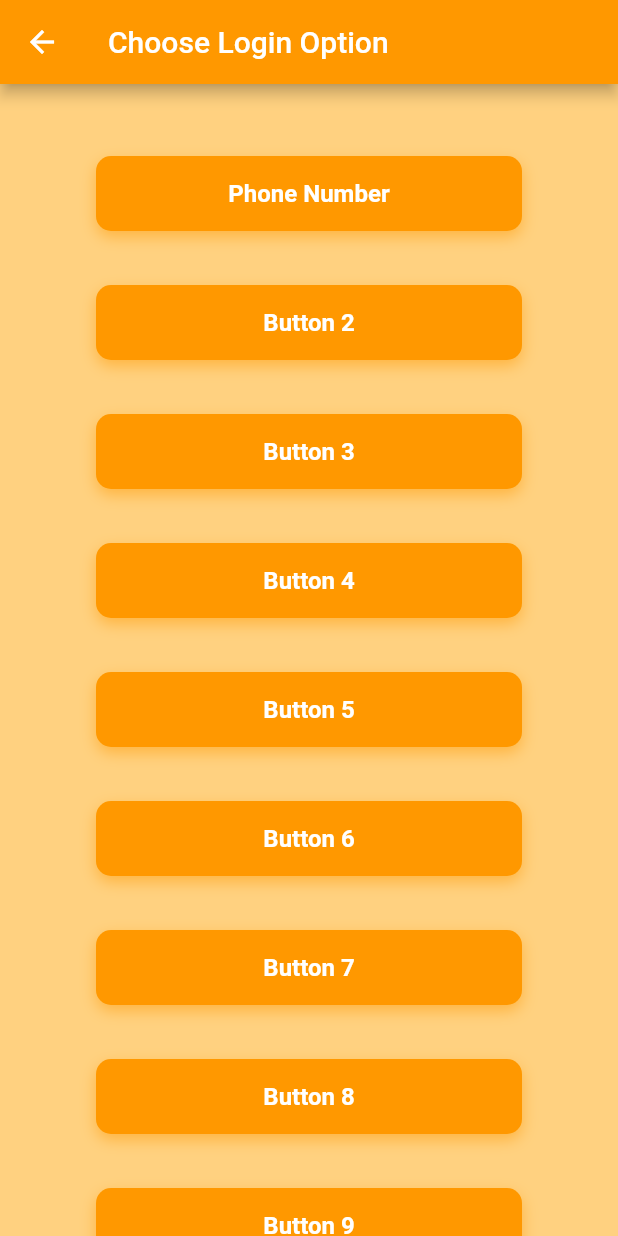
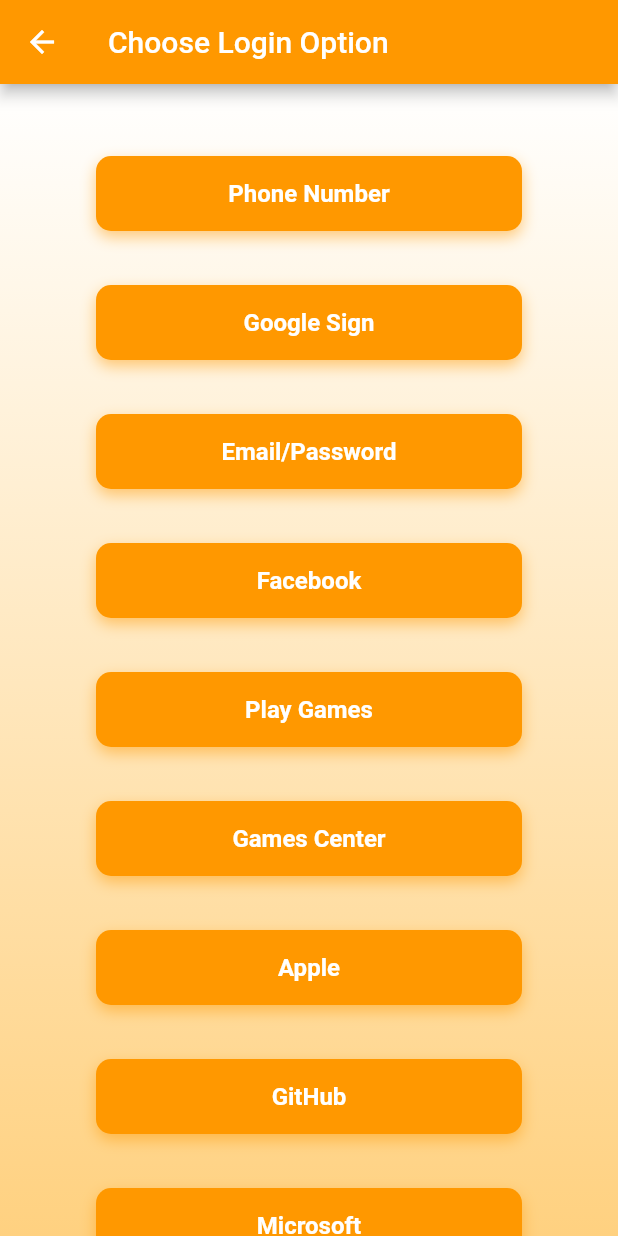
Before and after one commit to itheaks/LoginPage, a Flutter app: the TypeScreen screen opened directly, on a phone screen of 412 x 824 dp. Run offline on Flutter 3.47's test engine with Material 2 defaults, Android fonts, the phone set to English and light mode, and no system bars; our stand-ins replace cloud_firestore, country_picker, firebase_auth, firebase_core, firebase_storage, font_awesome_flutter and 3 more; accounts and stored records are empty.

Commit message:
initial commit

```diff
--- a/lib/types.dart
+++ b/lib/types.dart
@@ -1,5 +1,7 @@
+import 'package:buyme/screens/user_information_screen.dart';
 import 'package:flutter/material.dart';
 import 'package:buyme/screens/register_screen.dart';
+import 'package:font_awesome_flutter/font_awesome_flutter.dart';
 
 void main() {
   runApp(MyApp());
@@ -36,16 +38,51 @@
 }
 
 class TypeScreen extends StatelessWidget {
-  final List<String> buttonTexts = [
-    "Phone Number",
-    "Button 2",
-    "Button 3",
-    "Button 4",
-    "Button 5",
-    "Button 6",
-    "Button 7",
-    "Button 8",
-    "Button 9",
+  final List<Map<String, dynamic>> buttonTexts = [
+    {
+      "text": "Phone Number",
+      "icon": Icons.phone,
+    },
+    {
+      "text": "Google Sign",
+      "icon": FontAwesomeIcons.google,
+    },
+    {
+      "text": "Email/Password",
+      "icon": Icons.email,
+    },
+    {
+      "text": "Facebook",
+      "icon": FontAwesomeIcons.facebook,
+    },
+    {
+      "text": "Play Games",
+      "icon": Icons.gamepad,
+    },
+    {
+      "text": "Games Center",
+      "icon": Icons.gamepad,
+    },
+    {
+      "text": "Apple",
+      "icon": FontAwesomeIcons.apple,
+    },
+    {
+      "text": "GitHub",
+      "icon": FontAwesomeIcons.github,
+    },
+    {
+      "text": "Microsoft",
+      "icon": FontAwesomeIcons.microsoft,
+    },
+    {
+      "text": "Twitter",
+      "icon": FontAwesomeIcons.twitter,
+    },
+    {
+      "text": "Yahoo",
+      "icon": Icons.email,
+    },
   ];
 
   @override
@@ -54,18 +91,30 @@
       appBar: AppBar(title: Text('Choose Login Option'),
       backgroundColor: Colors.orange,
       ),
-      backgroundColor: Colors.orangeAccent.shade100,
-      body: Column(
+      body: Container(
+        decoration: BoxDecoration(
+          gradient: LinearGradient(
+            colors: [
+              Colors.white,
+              Colors.orangeAccent.shade100,
+            ],
+            begin: Alignment.topCenter,
+            end: Alignment.bottomCenter,
+          ),
+        ),
+      child: Column(
         children: [
           SizedBox(height: 30,),
           Expanded(
         child: ListView.builder(
           itemCount: buttonTexts.length,
           itemBuilder: (context, index) {
+            final buttonText = buttonTexts[index]["text"];
+            final buttonIcon = buttonTexts[index]["icon"];
             return Padding(
               padding: const EdgeInsets.symmetric(horizontal: 64.0, vertical: 18.0),
               child: TypeButton(
-                text: buttonTexts[index],
+                text: buttonText!,
                 onPressed: () {
                   if (index == 0) {
                     Navigator.push(
@@ -83,9 +132,41 @@
           },
         ),
       ),],)
+    )
     );
   }
 }
+
+// Future<void> _handleGoogleSignIn(BuildContext context) async {
+//   // Implement Google Sign-In functionality here
+//   // Use the Google Sign-In package and Firebase authentication
+//   // Once the user successfully signs in with Google, navigate to the appropriate screen
+//   // Replace the condition and logic with your own implementation
+//   bool isGoogleSignInSuccessful = true;
+//
+//   if (isGoogleSignInSuccessful) {
+//     // Check if the user is already registered or not
+//     // Replace the condition and logic with your own implementation
+//     bool isUserRegistered = true;
+//
+//     if (isUserRegistered) {
+//       // User is registered, navigate to WebScreen
+//       Navigator.pushReplacement(
+//         context,
+//         MaterialPageRoute(builder: (context) => UserInfromationScreen()),
+//       );
+//     } else {
+//       // User is not registered, navigate to LogScreen
+//       Navigator.pushReplacement(
+//         context,
+//         MaterialPageRoute(builder: (context) => RegisterScreen()),
+//       );
+//     }
+//   } else {
+//     // Handle Google Sign-In failure
+//     // Show an error message or perform appropriate actions
+//   }
+// }
 
 class TypeButton extends StatefulWidget {
   final String text;
--- a/pubspec.yaml
+++ b/pubspec.yaml
@@ -31,7 +31,8 @@
   flutter:
     sdk: flutter
   firebase_auth: ^4.6.3
-  #google_sign_in: ^6.1.4
+  google_sign_in: ^6.1.4
+  #provider: ^6.0.5
   #firebase_core: ^2.14.0
 
 
@@ -43,9 +44,10 @@
   cloud_firestore: ^4.1.0
   firebase_storage: ^11.0.6
   shared_preferences: ^2.0.15
-  provider: ^6.0.4
+  provider: ^6.0.5
   pinput: ^2.2.16
   image_picker: ^1.0.0
+  font_awesome_flutter: ^10.5.0
 
 dev_dependencies:
   flutter_test:
```
Also changed, not shown: lib/google.dart (added, +123 -0 lines), pubspec.lock, 1 other file.
